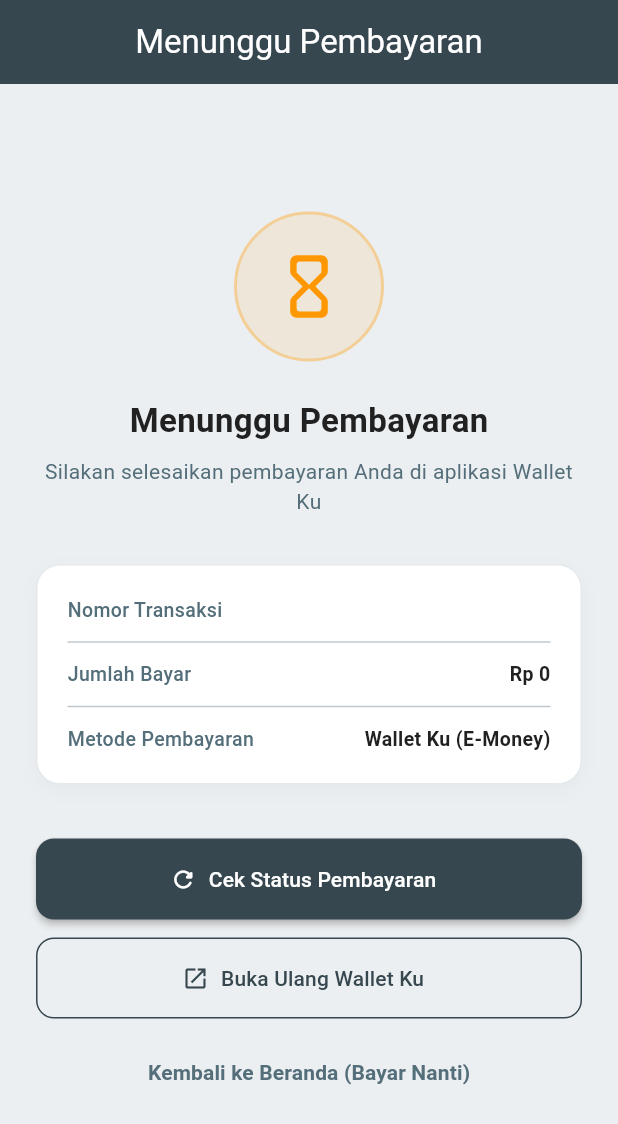
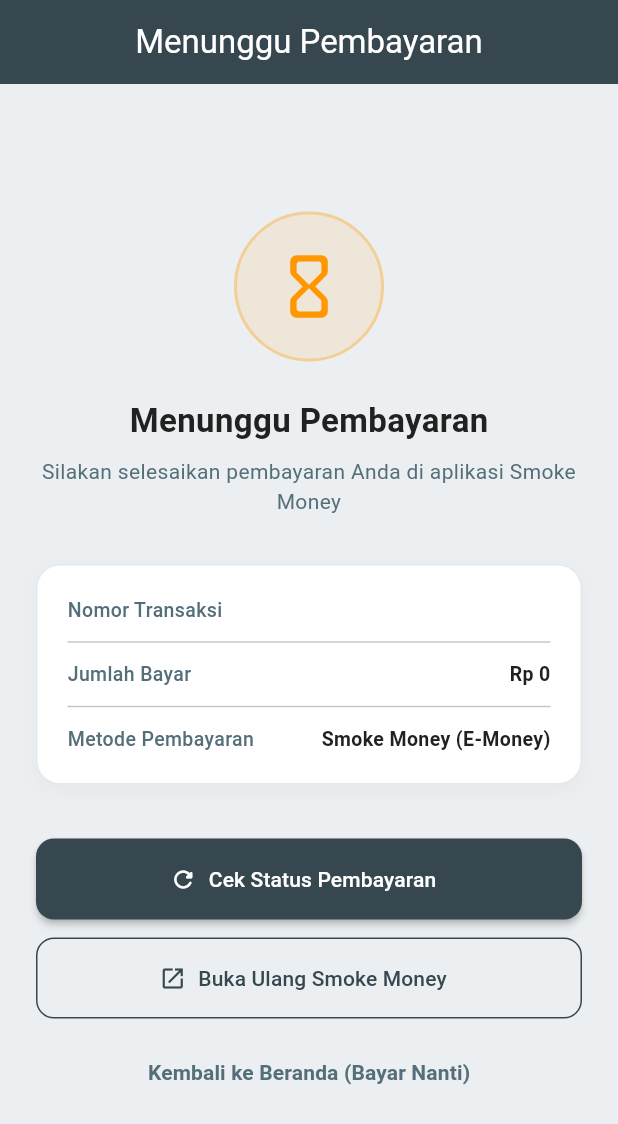
Before and after one commit to SadamIRM/smoker-app-sadamirham, a Flutter app: the AwaitingPaymentPage screen opened directly with empty values, on a phone screen of 412 x 824 dp. Shown: the top 1124 px of the screen. Run offline on Flutter 3.47's test engine with Material 3 defaults, Android fonts, the phone set to English and light mode, and no system bars; our stand-ins replace app_links, dio, email_validator, equatable, firebase_auth, firebase_core and 5 more; accounts and stored records are empty.

Commit message:
feat : membuat aplikasi smoke money ini deeplink ke aplikasi smoke store

```diff
--- a/lib/features/cart/presentation/pages/awaiting_payment_page.dart
+++ b/lib/features/cart/presentation/pages/awaiting_payment_page.dart
@@ -58,7 +58,7 @@ class _AwaitingPaymentPageState extends State<AwaitingPaymentPage> {
       if (mounted) {
         ScaffoldMessenger.of(context).showSnackBar(
           const SnackBar(
-            content: Text('Pembayaran belum diterima. Silakan selesaikan di aplikasi Wallet Ku.'),
+            content: Text('Pembayaran belum diterima. Silakan selesaikan di aplikasi Smoke Money.'),
             backgroundColor: Colors.orange,
           ),
         );
@@ -81,17 +81,17 @@ class _AwaitingPaymentPageState extends State<AwaitingPaymentPage> {
     }
   }
 
-  Future<void> _relaunchWalletKu() async {
+  Future<void> _relaunchSmokeMoney() async {
     final uri = Uri(
-      scheme: 'dompetkampus',
+      scheme: 'smokemoney',
       host: 'pay',
       queryParameters: {
         'merchant_id': 'merchant_uts_1123150086',
-        'merchant_name': 'Toko Material Felan',
+        'merchant_name': 'Store Smoke',
         'amount': widget.totalAmount.toStringAsFixed(0),
         'description': 'Pembayaran Order ${widget.transactionNumber}',
         'reference': widget.transactionNumber,
-        'callback': 'tokomaterial://callback',
+        'callback': 'smokestore://callback',
       },
     );
 
@@ -99,12 +99,12 @@ class _AwaitingPaymentPageState extends State<AwaitingPaymentPage> {
       final launched = await launchUrl(uri, mode: LaunchMode.externalApplication);
       if (!launched) {
         ScaffoldMessenger.of(context).showSnackBar(
-          const SnackBar(content: Text('Aplikasi Wallet Ku tidak ditemukan/terinstall.')),
+          const SnackBar(content: Text('Aplikasi Smoke Money tidak ditemukan/terinstall.')),
         );
       }
     } catch (e) {
       ScaffoldMessenger.of(context).showSnackBar(
-        const SnackBar(content: Text('Gagal membuka Wallet Ku: Aplikasi tidak terinstall.')),
+        const SnackBar(content: Text('Gagal membuka Smoke Money: Aplikasi tidak terinstall.')),
       );
     }
   }
@@ -152,7 +152,7 @@ class _AwaitingPaymentPageState extends State<AwaitingPaymentPage> {
                 ),
                 const SizedBox(height: 8),
                 Text(
-                  'Silakan selesaikan pembayaran Anda di aplikasi Wallet Ku',
+                  'Silakan selesaikan pembayaran Anda di aplikasi Smoke Money',
                   textAlign: TextAlign.center,
                   style: TextStyle(
                     fontSize: 14,
@@ -184,7 +184,7 @@ class _AwaitingPaymentPageState extends State<AwaitingPaymentPage> {
                       const Divider(height: 24),
                       _buildRow('Jumlah Bayar', 'Rp ${widget.totalAmount.toStringAsFixed(0)}'),
                       const Divider(height: 24),
-                      _buildRow('Metode Pembayaran', 'Wallet Ku (E-Money)'),
+                      _buildRow('Metode Pembayaran', 'Smoke Money (E-Money)'),
                     ],
                   ),
                 ),
@@ -213,8 +213,8 @@ class _AwaitingPaymentPageState extends State<AwaitingPaymentPage> {
                 const SizedBox(height: 12),
                 OutlinedButton.icon(
                   icon: const Icon(Icons.open_in_new),
-                  label: const Text('Buka Ulang Wallet Ku'),
-                  onPressed: _relaunchWalletKu,
+                  label: const Text('Buka Ulang Smoke Money'),
+                  onPressed: _relaunchSmokeMoney,
                   style: OutlinedButton.styleFrom(
                     foregroundColor: AppColors.primary,
                     side: BorderSide(color: AppColors.primary),
--- a/lib/features/cart/presentation/pages/checkout_page.dart
+++ b/lib/features/cart/presentation/pages/checkout_page.dart
@@ -17,7 +17,7 @@ class CheckoutPage extends StatefulWidget {
 
 class _CheckoutPageState extends State<CheckoutPage> {
   bool _isProcessing = false;
-  String _selectedPaymentMethod = 'Wallet Ku';
+  String _selectedPaymentMethod = 'Smoke Money';
 
   void _processCheckout() async {
     setState(() {
@@ -39,17 +39,17 @@ class _CheckoutPageState extends State<CheckoutPage> {
         // Refresh local cart state in provider (since it was cleared in backend)
         context.read<CartProvider>().clearLocalCart();
 
-        if (_selectedPaymentMethod == 'Wallet Ku') {
+        if (_selectedPaymentMethod == 'Smoke Money') {
           final uri = Uri(
-            scheme: 'dompetkampus',
+            scheme: 'smokemoney',
             host: 'pay',
             queryParameters: {
               'merchant_id': 'merchant_uts_1123150086',
-              'merchant_name': 'Toko Material Felan',
+              'merchant_name': 'Store Smoke',
               'amount': totalAmount.toStringAsFixed(0),
               'description': 'Pembayaran Order $txNumber',
               'reference': txNumber,
-              'callback': 'tokomaterial://callback',
+              'callback': 'smokestore://callback',
             },
           );
 
@@ -57,12 +57,12 @@ class _CheckoutPageState extends State<CheckoutPage> {
             final launched = await launchUrl(uri, mode: LaunchMode.externalApplication);
             if (!launched) {
               ScaffoldMessenger.of(context).showSnackBar(
-                const SnackBar(content: Text('Aplikasi Wallet Ku tidak ditemukan/terinstall.')),
+                const SnackBar(content: Text('Aplikasi Smoke Money tidak ditemukan/terinstall.')),
               );
             }
           } catch (e) {
             ScaffoldMessenger.of(context).showSnackBar(
-              const SnackBar(content: Text('Gagal membuka Wallet Ku: Aplikasi tidak terinstall.')),
+              const SnackBar(content: Text('Gagal membuka Smoke Money: Aplikasi tidak terinstall.')),
             );
           }
 
@@ -384,9 +384,9 @@ class _CheckoutPageState extends State<CheckoutPage> {
                             ),
                             const SizedBox(height: 12),
                             _buildPaymentMethodOption(
-                              id: 'Wallet Ku',
-                              title: 'Wallet Ku (E-Money)',
-                              subtitle: 'Bayar instan menggunakan saldo Wallet Ku Anda',
+                              id: 'Smoke Money',
+                              title: 'Smoke Money (E-Money)',
+                              subtitle: 'Bayar instan menggunakan saldo Smoke Money Anda',
                               icon: Icons.account_balance_wallet_outlined,
                             ),
                             const Divider(height: 16),
--- a/lib/features/dashboard/presentation/pages/history_page.dart
+++ b/lib/features/dashboard/presentation/pages/history_page.dart
@@ -358,7 +358,7 @@ class _HistoryPageState extends State<HistoryPage> {
                                     padding: const EdgeInsets.fromLTRB(16, 0, 16, 16),
                                     child: ElevatedButton.icon(
                                       icon: const Icon(Icons.payment_rounded, size: 18),
-                                      label: const Text('Bayar Sekarang via Wallet Ku'),
+                                      label: const Text('Bayar Sekarang via Smoke Money'),
                                       onPressed: () => _payPendingTransaction(tx),
                                       style: ElevatedButton.styleFrom(
                                         backgroundColor: AppColors.primary,
@@ -395,15 +395,15 @@ class _HistoryPageState extends State<HistoryPage> {
 
   Future<void> _payPendingTransaction(TransactionModel tx) async {
     final uri = Uri(
-      scheme: 'dompetkampus',
+      scheme: 'smokemoney',
       host: 'pay',
       queryParameters: {
         'merchant_id': 'merchant_uts_1123150086',
-        'merchant_name': 'Toko Material Felan',
+        'merchant_name': 'Store Smoke',
         'amount': tx.totalAmount.toStringAsFixed(0),
         'description': 'Pembayaran Order ${tx.transactionNumber}',
         'reference': tx.transactionNumber,
-        'callback': 'tokomaterial://callback',
+        'callback': 'smokestore://callback',
       },
     );
 
@@ -412,14 +412,14 @@ class _HistoryPageState extends State<HistoryPage> {
       if (!launched) {
         if (mounted) {
           ScaffoldMessenger.of(context).showSnackBar(
-            const SnackBar(content: Text('Aplikasi Wallet Ku tidak ditemukan/terinstall.')),
+            const SnackBar(content: Text('Aplikasi Smoke Money tidak ditemukan/terinstall.')),
           );
         }
       }
     } catch (e) {
       if (mounted) {
         ScaffoldMessenger.of(context).showSnackBar(
-          const SnackBar(content: Text('Gagal membuka Wallet Ku: Aplikasi tidak terinstall.')),
+          const SnackBar(content: Text('Gagal membuka Smoke Money: Aplikasi tidak terinstall.')),
         );
       }
     }
```
Also changed, not shown: lib/main.dart (+10 -10 lines), 1 other file.
